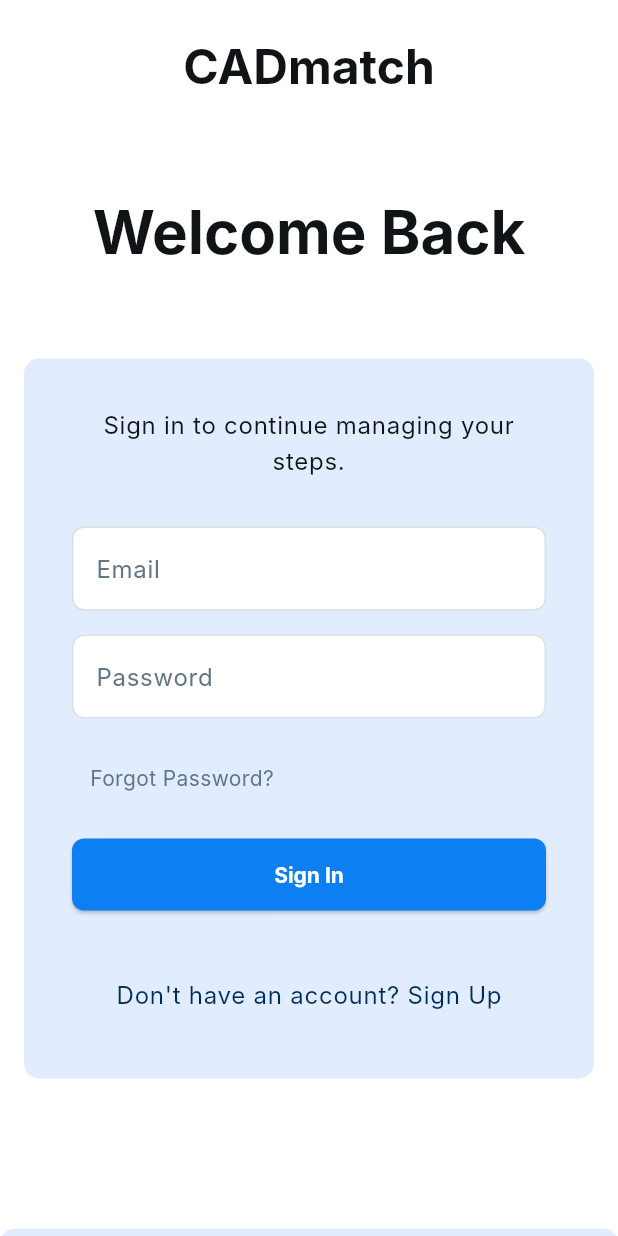
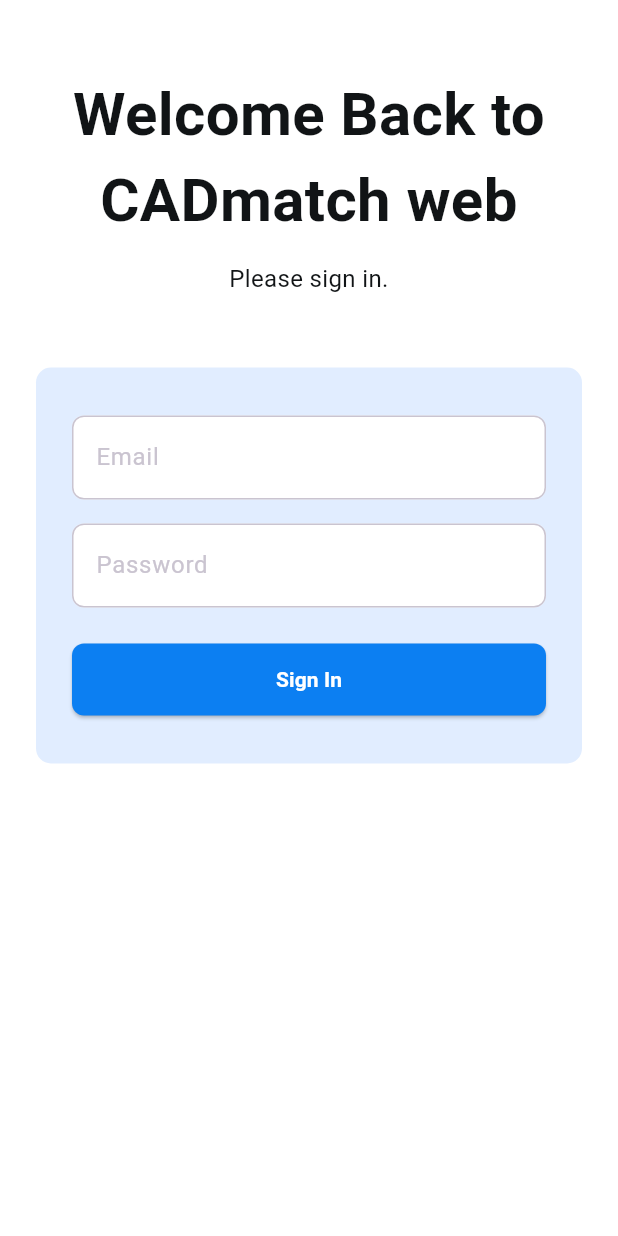
Before and after one commit to tomdevnut/pmdscomputervision, a Flutter app: the screen it shows after launch, on a phone screen of 412 x 824 dp. Run offline on Flutter 3.47's test engine with Material 3 defaults, Android fonts, the phone set to English and light mode, and no system bars; our stand-ins replace cloud_firestore, firebase_auth, firebase_core; missing offline and left inert: arkit_plugin; accounts and stored records are empty; Roboto replaces fonts that are missing (Inter).

Commit message:
New web app pages

```diff
--- a/src/flutter/cad_match/lib/screens/scans_page.dart
+++ b/src/flutter/cad_match/lib/screens/scans_page.dart
@@ -2,6 +2,7 @@
 import 'package:firebase_auth/firebase_auth.dart';
 import 'package:flutter/material.dart';
 import 'dart:async';
+import 'scanning_page.dart';
 
 class ScansPage extends StatefulWidget {
   const ScansPage({super.key});
--- a/src/flutter/cad_match/pubspec.yaml
+++ b/src/flutter/cad_match/pubspec.yaml
@@ -34,7 +34,7 @@
   cloud_firestore: ^4.17.5
   firebase_auth: ^4.20.0
   camera: ^0.10.5+9
-  arkit_plugin: ^2.1.2
+  arkit_plugin: 1.1.2
 
   # The following adds the Cupertino Icons font to your application.
   # Use with the CupertinoIcons class for iOS style icons.
--- a/src/flutter/cad_match_webapp/lib/core/constants/app_colors.dart
+++ /dev/null
@@ -1,11 +0,0 @@
-import 'package:flutter/material.dart';
-
-class AppColors {
-  static const Color primary = Color(0xFF0C7FF2);
-  static const Color secondary = Color(0xFFE1EDFF);
-  static const Color textPrimary = Color(0xFF111416);
-  static const Color textSecondary = Color(0xFF607589);
-  static const Color textLink = Color(0xFF002C58);
-  static const Color border = Color(0xFFDBE0E5);
-  static const Color background = Colors.white;
-}
--- a/src/flutter/cad_match_webapp/lib/core/theme/app_theme.dart
+++ /dev/null
@@ -1,50 +0,0 @@
-import 'package:flutter/material.dart';
-import '../constants/app_colors.dart';
-
-class AppTheme {
-  static ThemeData get lightTheme => ThemeData(
-    primarySwatch: Colors.blue,
-    primaryColor: AppColors.primary,
-    scaffoldBackgroundColor: Colors.white,
-    textTheme: const TextTheme(
-      headlineLarge: TextStyle(
-        fontSize: 40,
-        fontWeight: FontWeight.w700,
-        color: AppColors.textPrimary,
-        fontFamily: 'Inter',
-      ),
-      headlineMedium: TextStyle(
-        fontSize: 32,
-        fontWeight: FontWeight.w700,
-        color: AppColors.textPrimary,
-        fontFamily: 'Inter',
-      ),
-      bodyLarge: TextStyle(
-        fontSize: 16,
-        fontWeight: FontWeight.w400,
-        color: AppColors.textPrimary,
-        fontFamily: 'Inter',
-      ),
-      bodyMedium: TextStyle(
-        fontSize: 14,
-        fontWeight: FontWeight.w400,
-        color: AppColors.textSecondary,
-        fontFamily: 'Inter',
-      ),
-    ),
-    elevatedButtonTheme: ElevatedButtonThemeData(
-      style: ElevatedButton.styleFrom(
-        backgroundColor: AppColors.primary,
-        foregroundColor: Colors.white,
-        textStyle: const TextStyle(
-          fontSize: 14,
-          fontWeight: FontWeight.w700,
-          fontFamily: 'Inter',
-        ),
-        shape: RoundedRectangleBorder(
-          borderRadius: BorderRadius.circular(8),
-        ),
-      ),
-    ),
-  );
-}
--- a/src/flutter/cad_match_webapp/lib/features/auth/presentation/pages/login_page.dart
+++ /dev/null
@@ -1,53 +0,0 @@
-import 'package:flutter/material.dart';
-import '../widgets/login_form.dart';
-import '../../../../core/constants/app_colors.dart';
-
-class LoginPage extends StatelessWidget {
-  const LoginPage({super.key});
-
-  @override
-  Widget build(BuildContext context) {
-    return Scaffold(
-      backgroundColor: AppColors.background,
-      body: SingleChildScrollView(
-        child: Column(
-          children: [
-            // Header
-            Container(
-              width: double.infinity,
-              padding: const EdgeInsets.symmetric(vertical: 24, horizontal: 16),
-              child: Text(
-                'CADmatch',
-                textAlign: TextAlign.center,
-                style: Theme.of(context).textTheme.headlineMedium,
-              ),
-            ),
-            const SizedBox(height: 40),
-
-            // Welcome section
-            Text(
-              'Welcome Back',
-              style: Theme.of(context).textTheme.headlineLarge,
-            ),
-            const SizedBox(height: 60),
-
-            // Login form
-            const LoginForm(),
-
-            const SizedBox(height: 100),
-
-            // Footer
-            Container(
-              width: double.infinity,
-              height: 80,
-              decoration: const BoxDecoration(
-                color: AppColors.secondary,
-                borderRadius: BorderRadius.all(Radius.circular(10)),
-              ),
-            ),
-          ],
-        ),
-      ),
-    );
-  }
-}
--- a/src/flutter/cad_match_webapp/lib/features/auth/presentation/widgets/custom_text_field.dart
+++ /dev/null
@@ -1,44 +0,0 @@
-import 'package:flutter/material.dart';
-import '../../../../core/constants/app_colors.dart';
-
-class CustomTextField extends StatelessWidget {
-  final TextEditingController controller;
-  final String hintText;
-  final bool obscureText;
-
-  const CustomTextField({
-    super.key,
-    required this.controller,
-    required this.hintText,
-    this.obscureText = false,
-  });
-
-  @override
-  Widget build(BuildContext context) {
-    return Container(
-      height: 56,
-      decoration: BoxDecoration(
-        color: Colors.white,
-        borderRadius: BorderRadius.circular(8),
-        border: Border.all(
-          color: AppColors.border,
-          width: 1,
-        ),
-      ),
-      child: TextFormField(
-        controller: controller,
-        obscureText: obscureText,
-        decoration: InputDecoration(
-          hintText: hintText,
-          hintStyle: const TextStyle(
-            color: AppColors.textSecondary,
-            fontSize: 16,
-            fontFamily: 'Inter',
-          ),
-          border: InputBorder.none,
-          contentPadding: const EdgeInsets.all(15),
-        ),
-      ),
-    );
-  }
-}
--- a/src/flutter/cad_match_webapp/lib/features/auth/presentation/widgets/login_form.dart
+++ /dev/null
@@ -1,97 +0,0 @@
-import 'package:flutter/material.dart';
-import 'custom_text_field.dart';
-import '../../../../core/constants/app_colors.dart';
-
-class LoginForm extends StatefulWidget {
-  const LoginForm({super.key});
-
-  @override
-  State<LoginForm> createState() => _LoginFormState();
-}
-
-class _LoginFormState extends State<LoginForm> {
-  final _emailController = TextEditingController();
-  final _passwordController = TextEditingController();
-
-  @override
-  Widget build(BuildContext context) {
-    return Container(
-      constraints: const BoxConstraints(maxWidth: 500),
-      padding: const EdgeInsets.all(32),
-      margin: const EdgeInsets.symmetric(horizontal: 16),
-      decoration: BoxDecoration(
-        color: AppColors.secondary,
-        borderRadius: BorderRadius.circular(10),
-      ),
-      child: Column(
-        mainAxisSize: MainAxisSize.min,
-        children: [
-          Text(
-            'Sign in to continue managing your steps.',
-            textAlign: TextAlign.center,
-            style: Theme.of(context).textTheme.bodyLarge,
-          ),
-          const SizedBox(height: 32),
-
-          CustomTextField(
-            controller: _emailController,
-            hintText: 'Email',
-          ),
-          const SizedBox(height: 16),
-
-          CustomTextField(
-            controller: _passwordController,
-            hintText: 'Password',
-            obscureText: true,
-          ),
-          const SizedBox(height: 16),
-
-          Align(
-            alignment: Alignment.centerLeft,
-            child: TextButton(
-              onPressed: () {
-                // Handle forgot password
-              },
-              child: Text(
-                'Forgot Password?',
-                style: Theme.of(context).textTheme.bodyMedium,
-              ),
-            ),
-          ),
-          const SizedBox(height: 16),
-
-          SizedBox(
-            width: double.infinity,
-            height: 48,
-            child: ElevatedButton(
-              onPressed: () {
-                // Handle login
-              },
-              child: const Text('Sign In'),
-            ),
-          ),
-          const SizedBox(height: 32),
-
-          TextButton(
-            onPressed: () {
-              // Handle sign up
-            },
-            child: Text(
-              'Don\'t have an account? Sign Up',
-              style: Theme.of(context).textTheme.bodyLarge?.copyWith(
-                color: AppColors.textLink,
-              ),
-            ),
-          ),
-        ],
-      ),
-    );
-  }
-
-  @override
-  void dispose() {
-    _emailController.dispose();
-    _passwordController.dispose();
-    super.dispose();
-  }
-}
--- a/src/flutter/cad_match_webapp/lib/main.dart
+++ b/src/flutter/cad_match_webapp/lib/main.dart
@@ -1,16 +1,8 @@
 import 'package:flutter/material.dart';
-import 'core/theme/app_theme.dart';
-import 'features/auth/presentation/pages/login_page.dart';
-import 'package:cloud_firestore/cloud_firestore.dart';
-import 'package:firebase_core/firebase_core.dart';
-import 'firebase_options.dart';
+import 'screens/login_page.dart';
 
 void main() async{
   WidgetsFlutterBinding.ensureInitialized();
-  // Initialize Firebase
-  await Firebase.initializeApp(
-    options: DefaultFirebaseOptions.currentPlatform,
-  );
   runApp(const MyApp());
 }
 
@@ -21,7 +13,7 @@
   Widget build(BuildContext context) {
     return MaterialApp(
       title: 'CADmatch',
-      theme: AppTheme.lightTheme,
+      theme: ThemeData.dark(),
       home: const LoginPage(),
     );
   }
--- /dev/null
+++ b/src/flutter/cad_match_webapp/lib/screens/login_page.dart
@@ -0,0 +1,158 @@
+import 'package:flutter/material.dart';
+import 'main_page.dart';
+
+class LoginPage extends StatefulWidget {
+  const LoginPage({super.key});
+
+  @override
+  State<LoginPage> createState() => _LoginPageState();
+}
+
+  class _LoginPageState extends State<LoginPage> {
+    final TextEditingController _emailController = TextEditingController();
+    final TextEditingController _passwordController = TextEditingController();
+
+    @override
+    void dispose() {
+      _emailController.dispose();
+      _passwordController.dispose();
+      super.dispose();
+    }
+
+    Future<void> _signIn() async {
+      // Per ora passiamo a main_page
+      Navigator.of(context).pushReplacement(
+        MaterialPageRoute(builder: (context) => const MainPage()),
+      );
+    }
+
+  @override
+  Widget build(BuildContext context) {
+    // Scaffold fornisce la struttura di base della pagina
+    return Scaffold(
+      backgroundColor: Colors.white,
+      body: LayoutBuilder(
+        builder: (context, constraints) {
+          if (constraints.maxWidth > 800) {
+            // Layout per schermi ampi (desktop)
+            return Center(
+              child: ConstrainedBox(
+                constraints: BoxConstraints(maxWidth: 500),
+                child: _buildLoginContent(context),
+              ),
+            );
+          } else {
+            // Layout per schermi stretti (mobile)
+            return SingleChildScrollView(
+              child: _buildLoginContent(context),
+            );
+          }
+        },
+      ),
+    );
+  }
+
+  // Metodo per costruire il contenuto del login, riutilizzabile per entrambi i layout
+  Widget _buildLoginContent(BuildContext context) {
+    return Padding(
+      padding: const EdgeInsets.symmetric(horizontal: 24.0, vertical: 48.0),
+      child: Column(
+        mainAxisAlignment: MainAxisAlignment.center,
+        crossAxisAlignment: CrossAxisAlignment.stretch,
+        children: [
+          Text(
+            'Welcome Back to CADmatch web',
+            textAlign: TextAlign.center,
+            style: TextStyle(
+              color: const Color(0xFF111416),
+              fontSize: 40,
+              fontWeight: FontWeight.w700,
+            ),
+          ),
+          SizedBox(height: 12),
+
+          // Sottotitolo
+          Text(
+            'Please sign in.',
+            textAlign: TextAlign.center,
+            style: TextStyle(
+              color: const Color(0xFF111416),
+              fontSize: 16,
+              fontWeight: FontWeight.w400,
+            ),
+          ),
+          SizedBox(height: 48),
+
+          // Contenitore del modulo di login
+          Container(
+            padding: const EdgeInsets.symmetric(horizontal: 24, vertical: 32),
+            decoration: BoxDecoration(
+              color: const Color(0xFFE1EDFF),
+              borderRadius: BorderRadius.circular(10),
+            ),
+            child: Column(
+              children: [
+                // Campo di testo per l'Email
+                TextField(
+                  controller: _emailController,
+                  decoration: InputDecoration(
+                    hintText: 'Email',
+                    fillColor: Colors.white,
+                    filled: true,
+                    border: OutlineInputBorder(
+                      borderRadius: BorderRadius.circular(8),
+                      borderSide: const BorderSide(color: Color(0xFFDBE0E5)),
+                    ),
+                  ),
+                ),
+                SizedBox(height: 16),
+
+                // Campo di testo per la Password
+                TextField(
+                  obscureText: true,
+                  controller: _passwordController,
+                  decoration: InputDecoration(
+                    hintText: 'Password',
+                    fillColor: Colors.white,
+                    filled: true,
+                    border: OutlineInputBorder(
+                      borderRadius: BorderRadius.circular(8),
+                      borderSide: const BorderSide(color: Color(0xFFDBE0E5)),
+                    ),
+                  ),
+                ),
+                SizedBox(height: 24),
+
+                // Bottone "Sign In"
+                SizedBox(
+                  width: double.infinity,
+                  height: 48,
+                  child: ElevatedButton(
+                    onPressed: () {
+                      // Logica di autenticazione
+                      _signIn();
+                    },
+                    style: ElevatedButton.styleFrom(
+                      backgroundColor: const Color(0xFF0C7FF2),
+                      shape: RoundedRectangleBorder(
+                        borderRadius: BorderRadius.circular(8),
+                      ),
+                    ),
+                    child: Text(
+                      'Sign In',
+                      style: TextStyle(
+                        color: Colors.white,
+                        fontSize: 14,
+                        fontWeight: FontWeight.w700,
+                      ),
+                    ),
+                  ),
+                ),
+              ],
+            ),
+          ),
+        ],
+      ),
+    );
+  }
+}
```
Also changed, not shown: src/flutter/cad_match_webapp/lib/screens/main_page.dart (added, +123 -0 lines), src/flutter/cad_match_webapp/lib/screens/scans_page.dart (added, +91 -0 lines), src/flutter/cad_match/pubspec.lock, src/flutter/cad_match_webapp/pubspec.lock, 1 other file.
